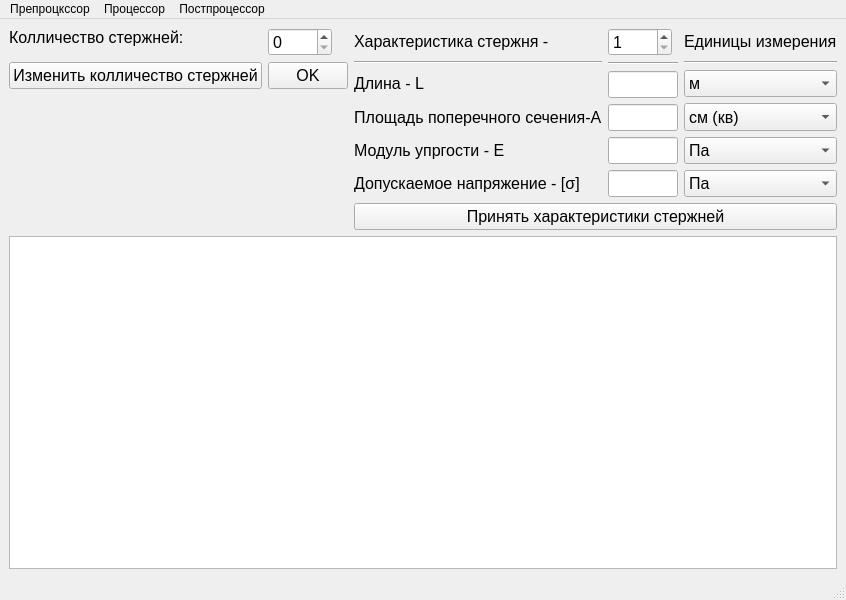
Qt form SAPR/mainwindow.ui (DenisMyasnikov/SAPR) before a commit.
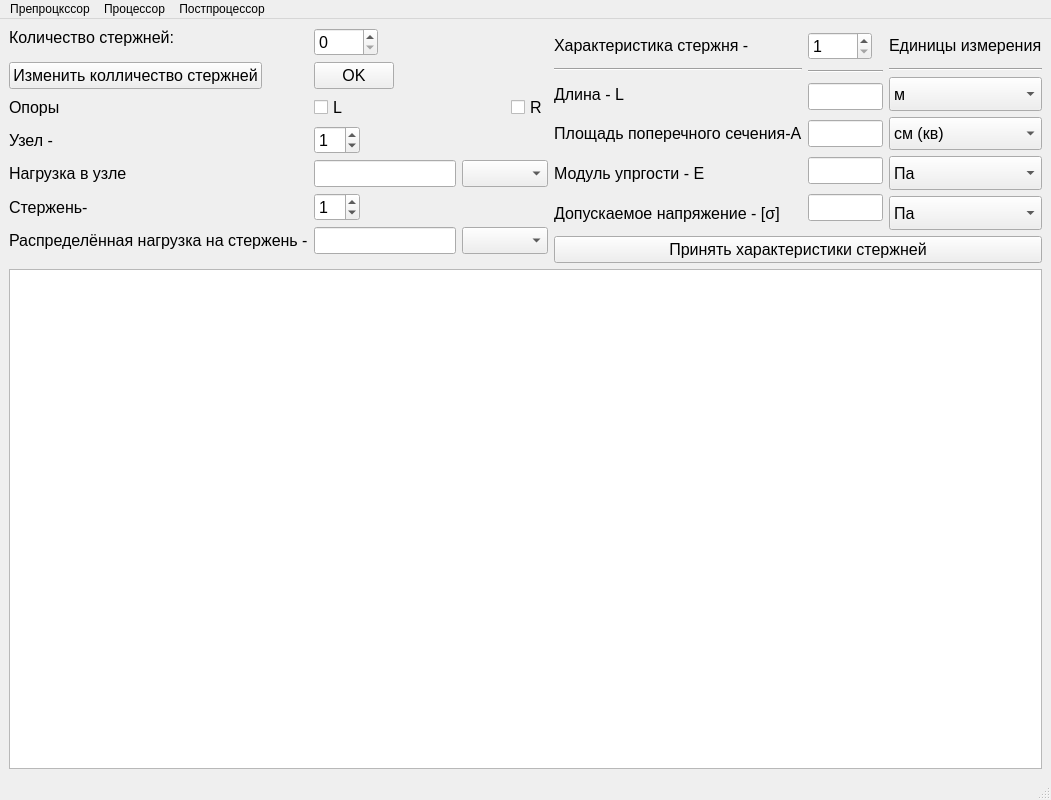
The same form after that commit.

```diff
--- a/SAPR/mainwindow.ui
+++ b/SAPR/mainwindow.ui
@@ -6,8 +6,8 @@
    <rect>
     <x>0</x>
     <y>0</y>
-    <width>846</width>
-    <height>600</height>
+    <width>1051</width>
+    <height>800</height>
    </rect>
   </property>
   <property name="minimumSize">
@@ -32,9 +32,6 @@
       <property name="spacing">
        <number>6</number>
       </property>
-      <item>
-       <layout class="QHBoxLayout" name="horizontalLayout"/>
-      </item>
       <item>
        <layout class="QHBoxLayout" name="horizontalLayout_2">
         <item>
@@ -48,7 +45,7 @@
           <item row="0" column="0">
            <widget class="QLabel" name="label">
             <property name="sizePolicy">
-             <sizepolicy hsizetype="Preferred" vsizetype="Maximum">
+             <sizepolicy hsizetype="Minimum" vsizetype="Maximum">
               <horstretch>0</horstretch>
               <verstretch>0</verstretch>
              </sizepolicy>
@@ -59,7 +56,7 @@
              </font>
             </property>
             <property name="text">
-             <string>Колличество стержней:</string>
+             <string>Количество стержней:</string>
             </property>
             <property name="textFormat">
              <enum>Qt::PlainText</enum>
@@ -109,7 +106,7 @@
           <item row="1" column="1">
            <widget class="QPushButton" name="btnAcceptNumberOfRods">
             <property name="sizePolicy">
-             <sizepolicy hsizetype="Minimum" vsizetype="Minimum">
+             <sizepolicy hsizetype="Fixed" vsizetype="Maximum">
               <horstretch>0</horstretch>
               <verstretch>0</verstretch>
              </sizepolicy>
@@ -124,8 +121,232 @@
             </property>
            </widget>
           </item>
+          <item row="7" column="0">
+           <widget class="Line" name="line_4">
+            <property name="enabled">
+             <bool>true</bool>
+            </property>
+            <property name="sizePolicy">
+             <sizepolicy hsizetype="Minimum" vsizetype="Maximum">
+              <horstretch>0</horstretch>
+              <verstretch>0</verstretch>
+             </sizepolicy>
+            </property>
+            <property name="orientation">
+             <enum>Qt::Horizontal</enum>
+            </property>
+           </widget>
+          </item>
+          <item row="2" column="0">
+           <widget class="QLabel" name="label_8">
+            <property name="font">
+             <font>
+              <pointsize>12</pointsize>
+             </font>
+            </property>
+            <property name="text">
+             <string>Опоры</string>
+            </property>
+           </widget>
+          </item>
+          <item row="2" column="1">
+           <layout class="QHBoxLayout" name="horizontalLayout">
+            <property name="sizeConstraint">
+             <enum>QLayout::SetFixedSize</enum>
+            </property>
+            <item>
+             <widget class="QCheckBox" name="cbSetLeftProp">
+              <property name="font">
+               <font>
+                <pointsize>12</pointsize>
+               </font>
+              </property>
+              <property name="text">
+               <string>L</string>
+              </property>
+             </widget>
+            </item>
+            <item>
+             <widget class="QCheckBox" name="cbSetRightProp">
+              <property name="sizePolicy">
+               <sizepolicy hsizetype="Fixed" vsizetype="Fixed">
+                <horstretch>0</horstretch>
+                <verstretch>0</verstretch>
+               </sizepolicy>
+              </property>
+              <property name="font">
+               <font>
+                <pointsize>12</pointsize>
+               </font>
+              </property>
+              <property name="layoutDirection">
+               <enum>Qt::LeftToRight</enum>
+              </property>
+              <property name="text">
+               <string>R</string>
+              </property>
+             </widget>
+            </item>
+           </layout>
+          </item>
+          <item row="3" column="0">
+           <widget class="QLabel" name="label_9">
+            <property name="font">
+             <font>
+              <pointsize>12</pointsize>
+             </font>
+            </property>
+            <property name="text">
+             <string>Узел -</string>
+            </property>
+           </widget>
+          </item>
+          <item row="3" column="1">
+           <widget class="QSpinBox" name="sbLoadOnNode">
+            <property name="sizePolicy">
+             <sizepolicy hsizetype="Maximum" vsizetype="Fixed">
+              <horstretch>0</horstretch>
+              <verstretch>0</verstretch>
+             </sizepolicy>
+            </property>
+            <property name="font">
+             <font>
+              <pointsize>12</pointsize>
+             </font>
+            </property>
+            <property name="value">
+             <number>1</number>
+            </property>
+           </widget>
+          </item>
+          <item row="4" column="0">
+           <widget class="QLabel" name="label_10">
+            <property name="font">
+             <font>
+              <pointsize>12</pointsize>
+             </font>
+            </property>
+            <property name="text">
+             <string>Нагрузка в узле </string>
+            </property>
+           </widget>
+          </item>
+          <item row="4" column="1">
+           <layout class="QHBoxLayout" name="horizontalLayout_3">
+            <item>
+             <widget class="QLineEdit" name="leLoadOnNode">
+              <property name="enabled">
+               <bool>true</bool>
+              </property>
+              <property name="sizePolicy">
+               <sizepolicy hsizetype="Fixed" vsizetype="Fixed">
+                <horstretch>100</horstretch>
+                <verstretch>0</verstretch>
+               </sizepolicy>
+              </property>
+              <property name="maximumSize">
+               <size>
+                <width>16777215</width>
+                <height>16777215</height>
+               </size>
+              </property>
+              <property name="font">
+               <font>
+                <pointsize>12</pointsize>
+               </font>
+              </property>
+             </widget>
+            </item>
+            <item>
+             <widget class="QComboBox" name="cbUnitLoadOnNode">
+              <property name="font">
+               <font>
+                <pointsize>12</pointsize>
+               </font>
+              </property>
+             </widget>
+            </item>
+           </layout>
+          </item>
+          <item row="5" column="1">
+           <widget class="QSpinBox" name="sbLoadOnRod">
+            <property name="sizePolicy">
+             <sizepolicy hsizetype="Maximum" vsizetype="Fixed">
+              <horstretch>0</horstretch>
+              <verstretch>0</verstretch>
+             </sizepolicy>
+            </property>
+            <property name="font">
+             <font>
+              <pointsize>12</pointsize>
+             </font>
+            </property>
+            <property name="value">
+             <number>1</number>
+            </property>
+           </widget>
+          </item>
+          <item row="5" column="0">
+           <widget class="QLabel" name="label_11">
+            <property name="font">
+             <font>
+              <pointsize>12</pointsize>
+             </font>
+            </property>
+            <property name="text">
+             <string>Стержень-</string>
+            </property>
+           </widget>
+          </item>
+          <item row="6" column="0">
+           <widget class="QLabel" name="label_12">
+            <property name="font">
+             <font>
+              <pointsize>12</pointsize>
+             </font>
+            </property>
+            <property name="text">
+             <string>Распределённая нагрузка на стержень -</string>
+            </property>
+           </widget>
+          </item>
+          <item row="6" column="1">
+           <layout class="QHBoxLayout" name="horizontalLayout_5">
+            <item>
+             <widget class="QLineEdit" name="leLoadOnRod">
+              <property name="font">
+               <font>
+                <pointsize>12</pointsize>
+               </font>
+              </property>
+             </widget>
+            </item>
+            <item>
+             <widget class="QComboBox" name="cbUnitLoadOnRod">
+              <property name="font">
+               <font>
+                <pointsize>12</pointsize>
+               </font>
+              </property>
+             </widget>
+            </item>
+           </layout>
+          </item>
          </layout>
         </item>
+        <item>
+         <spacer name="horizontalSpacer">
+          <property name="orientation">
+           <enum>Qt::Horizontal</enum>
+          </property>
+          <property name="sizeHint" stdset="0">
+           <size>
+            <width>40</width>
+            <height>20</height>
+           </size>
+          </property>
+         </spacer>
+        </item>
         <item>
          <layout class="QVBoxLayout" name="verticalLayout_2">
           <property name="sizeConstraint">
@@ -547,7 +768,7 @@
     <rect>
      <x>0</x>
      <y>0</y>
-     <width>846</width>
+     <width>1051</width>
      <height>20</height>
     </rect>
    </property>
```
